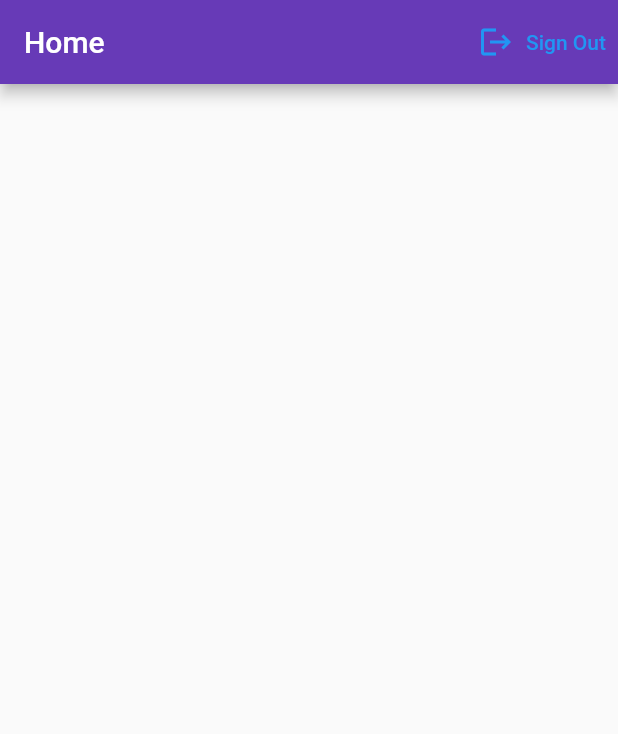
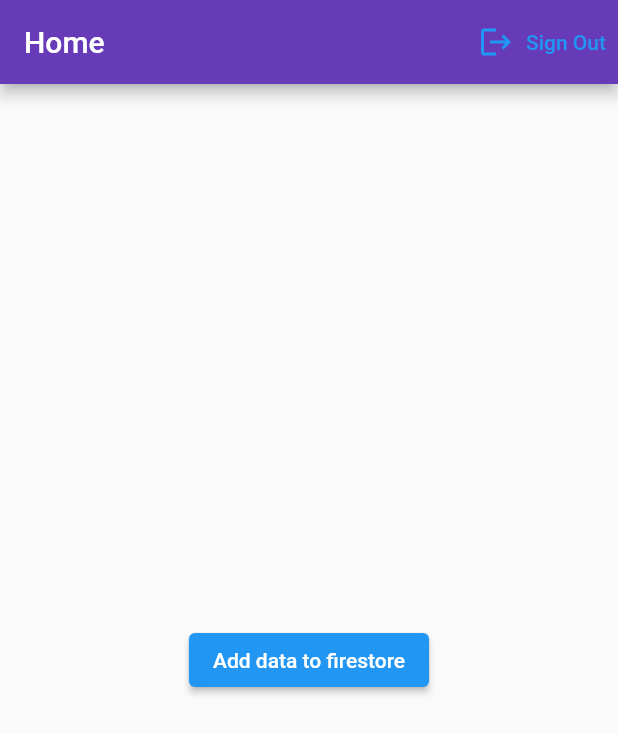
Before and after one commit to makgr/flutter_firebase, a Flutter app: the Homescreen screen opened directly, on a phone screen of 412 x 824 dp. Shown: the top 734 px of the screen. Run offline on Flutter 3.47's test engine with Material 2 defaults, Android fonts, the phone set to English and light mode, and no system bars; our stand-ins replace cloud_firestore, firebase_auth, firebase_core, flutter_signin_button, google_sign_in; accounts and stored records are empty.

Commit message:
firestore added

```diff
--- a/lib/main.dart
+++ b/lib/main.dart
@@ -37,7 +37,7 @@ class MyApp extends StatelessWidget {
           if(snapshot.hasData){
             return Homescreen();
           }
-          return RegisterScreen();
+          return Homescreen();
         }
       ),
     );
--- a/lib/screens/home_screen.dart
+++ b/lib/screens/home_screen.dart
@@ -1,8 +1,10 @@
+import 'package:cloud_firestore/cloud_firestore.dart';
 import 'package:flutter/material.dart';
 import 'package:flutter_firebase/services/auth_service.dart';
 
 class Homescreen extends StatelessWidget {
-  const Homescreen({ Key? key }) : super(key: key);
+
+ FirebaseFirestore firestore = FirebaseFirestore.instance;
 
   @override
   Widget build(BuildContext context) {
@@ -16,6 +18,24 @@ class Homescreen extends StatelessWidget {
           }, icon: Icon(Icons.logout), label: Text('Sign Out')),
         ],
       ),
+      body: Container(
+        width: MediaQuery.of(context).size.width,
+        child: Column(
+          mainAxisAlignment: MainAxisAlignment.center,
+          crossAxisAlignment: CrossAxisAlignment.center,
+          children: [
+            ElevatedButton(
+              onPressed: ()async{
+                CollectionReference users = firestore.collection('users');
+                await users.add({
+                  'name':'Khan'
+                });
+              },
+              child: Text('Add data to firestore'),
+              )
+          ],
+        ),
+      ),
 
     );
   }
--- a/pubspec.yaml
+++ b/pubspec.yaml
@@ -39,6 +39,8 @@ dependencies:
   google_sign_in: ^5.2.3
   google_sign_in_web: ^0.10.0+4
   flutter_signin_button: ^2.0.0
+  cloud_firestore: ^3.1.8
+  cloud_firestore_web: ^2.6.8
 
 dev_dependencies:
   flutter_test:
```
Also changed, not shown: pubspec.lock.
